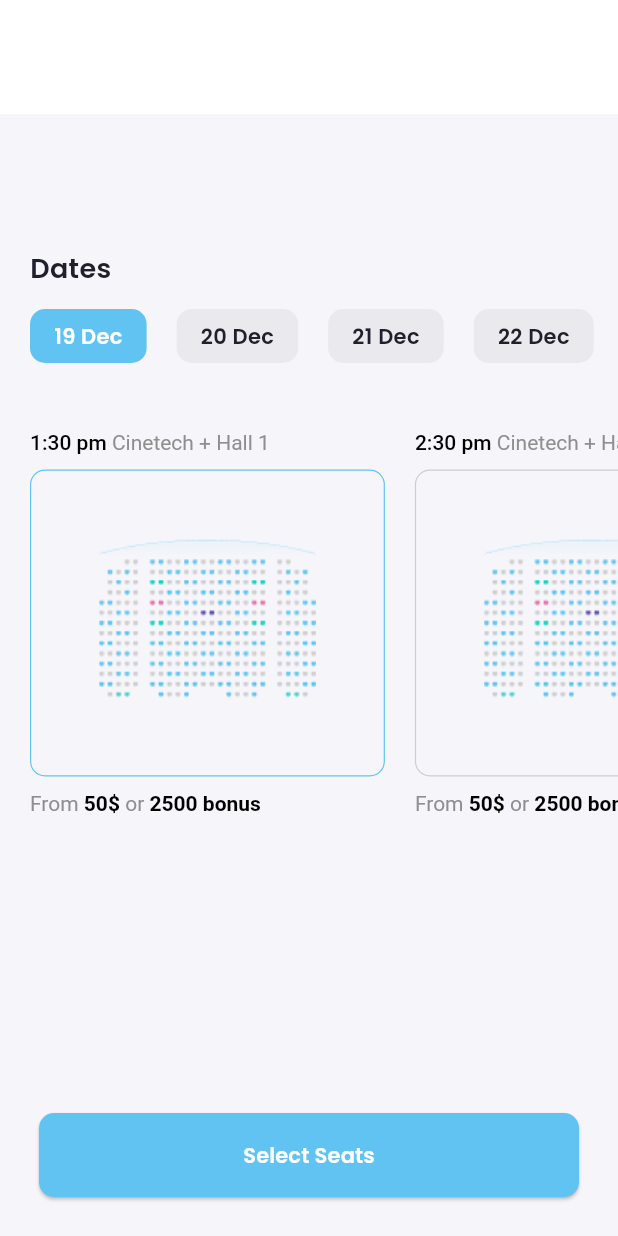
After one commit to nishchalsangai/movies-app, a Flutter app: the ChooseDateView screen opened by its route, on a phone screen of 412 x 824 dp. The commit adds this screen. Run offline on Flutter 3.47's test engine with Material 3 defaults, Android fonts, the phone set to English and light mode, and no system bars; drawn by our look-alikes of oktoast; our stand-ins replace bloc, carousel_slider, dartz, flutter_bloc, flutter_dotenv, get_it and 5 more; missing offline and left inert: fast_cached_network_image; network calls fail.

Commit message:
Seat Mapping 50% UI done

```diff
--- a/lib/core/helpers/assets.dart
+++ b/lib/core/helpers/assets.dart
@@ -18,4 +18,5 @@ class Assets {
   static const horror = 'assets/images/horror.png';
   static const scifi = 'assets/images/scifi.png';
   static const thriller = 'assets/images/thriller.png';
+  static const seat = 'assets/images/seat.png';
 }
--- a/lib/core/helpers/extensions.dart
+++ b/lib/core/helpers/extensions.dart
@@ -209,7 +209,7 @@ extension DateExtensions on DateTime {
   }
 
   String toDay() {
-    return DateFormat('E').format(this);
+    return DateFormat('dd MMM').format(this);
   }
 
   String toDayMonthYearTime() {
--- a/lib/core/router/route_path.dart
+++ b/lib/core/router/route_path.dart
@@ -31,6 +31,11 @@ class RoutePath {
 
   );
 
+  static RouteName date = RouteName(
+    'date',
+
+  );
+
 
   static RouteName more = RouteName(
     'more',
--- a/lib/core/router/router.dart
+++ b/lib/core/router/router.dart
@@ -13,6 +13,7 @@ import 'package:movies_app/modules/movies/presentation/managers/search_movie/sea
 import 'package:movies_app/modules/movies/presentation/views/movie_details/movie_details_view.dart';
 import 'package:movies_app/modules/movies/presentation/views/search_movie/search_movie_view.dart';
 import 'package:movies_app/modules/movies/presentation/views/upcoming_movies/upcoming_movies_view.dart';
+import 'package:movies_app/modules/seat_mapping/presentation/views/choose_date_view.dart';
 import 'package:movies_app/modules/video/presentation/views/video_view.dart';
 import 'package:provider/provider.dart';
 
@@ -145,6 +146,22 @@ class MyRouter {
           );
         },
       ),
+      GoRoute(
+        name: RoutePath.date.name,
+        path: RoutePath.date.path,
+        pageBuilder: (BuildContext context, GoRouterState state) {
+          final title = state.queryParameters['title'] ?? '';
+          final subTitle = state.queryParameters['subTitle'] ?? '';
+          return buildPageWithSlideTransition(
+            child: ChooseDateView(
+              title: title,
+              subtitle: subTitle,
+            ),
+            context: context,
+            state: state,
+          );
+        },
+      ),
     ],
   );
 }
--- a/lib/modules/movies/presentation/views/movie_details/movie_details_view.dart
+++ b/lib/modules/movies/presentation/views/movie_details/movie_details_view.dart
@@ -83,7 +83,17 @@ class _MovieDetailsViewState extends State<MovieDetailsView> {
                                           .movieDetails!.releaseDate!
                                           .toDayMonthYear()
                                       : '',
-                                  getTicketsCallBack: () {},
+                                  getTicketsCallBack: () {
+                                    context.pushNamed(RoutePath.date.name,
+                                        queryParameters: {
+                                          'title': movieDetailsManager
+                                                  .movieDetails!
+                                                  .originalTitle ??
+                                              '',
+                                          'subTitle':
+                                              'In Theaters ${movieDetailsManager.movieDetails!.releaseDate != null ? movieDetailsManager.movieDetails!.releaseDate!.toDayMonthYear() : ''}'
+                                        });
+                                  },
                                   watchTrailerCallBack: () {
                                     context.pushNamed(RoutePath.video.name,
                                         pathParameters: {
--- /dev/null
+++ b/lib/modules/seat_mapping/presentation/views/choose_date_view.dart
@@ -0,0 +1,205 @@
+import 'package:flutter/material.dart';
+import 'package:movies_app/core/helpers/app_theme.dart';
+import 'package:movies_app/core/helpers/assets.dart';
+import 'package:movies_app/core/helpers/extensions.dart';
+
+class ChooseDateView extends StatefulWidget {
+  const ChooseDateView(
+      {super.key, required this.title, required this.subtitle});
+  final String title;
+  final String subtitle;
+  @override
+  State<ChooseDateView> createState() => _ChooseDateViewState();
+}
+
+class _ChooseDateViewState extends State<ChooseDateView> {
+  late int selectedDate;
+  late int selectedTime;
+  @override
+  void initState() {
+    selectedDate = 0;
+    selectedTime = 0;
+    super.initState();
+  }
+
+  @override
+  Widget build(BuildContext context) {
+    return Scaffold(
+      appBar: AppBar(
+        title: Text(
+          widget.title,
+          style: AppTheme.title,
+        ),
+        bottom: PreferredSize(
+            preferredSize: const Size.fromHeight(20),
+            child: Padding(
+              padding: const EdgeInsets.only(bottom: 15),
+              child: Align(
+                alignment: Alignment.topCenter,
+                child: Text(
+                  widget.subtitle,
+                  style:
+                      const TextStyle(color: AppTheme.nearyBlue, fontSize: 12),
+                ),
+              ),
+            )),
+      ),
+      body: SingleChildScrollView(
+        child: Column(
+          crossAxisAlignment: CrossAxisAlignment.start,
+          children: [
+            const SizedBox(
+              height: 90,
+            ),
+            const Padding(
+              padding: EdgeInsets.symmetric(horizontal: 20),
+              child: Text(
+                'Dates',
+                style: AppTheme.title,
+              ),
+            ),
+            const SizedBox(
+              height: 14,
+            ),
+            SingleChildScrollView(
+              scrollDirection: Axis.horizontal,
+              child: Row(
+                children: [
+                  ...List.generate(
+                    20,
+                    (index) => GestureDetector(
+                      onTap: () {
+                        setState(() {
+                          selectedDate = index;
+                        });
+                      },
+                      child: Container(
+                        margin: const EdgeInsets.only(left: 20),
+                        padding: const EdgeInsets.symmetric(
+                            horizontal: 16, vertical: 8),
+                        decoration: BoxDecoration(
+                          color: index == selectedDate
+                              ? AppTheme.nearyBlue
+                              : AppTheme.greyColor.withOpacity(0.1),
+                          borderRadius: BorderRadius.circular(10),
+                        ),
+                        child: Text(
+                          DateTime.now().add(Duration(days: index)).toDay(),
+                          style: TextStyle(
+                              fontWeight: FontWeight.w600,
+                              color:
+                                  index == selectedDate ? Colors.white : null),
+                        ),
+                      ),
+                    ),
+                  )
+                ],
+              ),
+            ),
+            const SizedBox(
+              height: 45,
+            ),
+            SingleChildScrollView(
+              scrollDirection: Axis.horizontal,
+              child: Row(
+                children: [
+                  ...List.generate(
+                    4,
+                    (index) => GestureDetector(
+                      onTap: () {
+                        setState(() {
+                          selectedTime = index;
+                        });
+                      },
+                      child: Container(
+                        margin: const EdgeInsets.only(left: 20),
+                        child: Column(
+                          crossAxisAlignment: CrossAxisAlignment.start,
+                          children: [
+                            RichText(
+                              text: TextSpan(
+                                text: '${index + 1}:30 pm',
+                                style: const TextStyle(
+                                    fontWeight: FontWeight.w500,
+                                    color: Colors.black),
+                                children: [
+                                  TextSpan(
+                                    text: ' Cinetech + Hall ${index + 1}',
+                                    style: const TextStyle(
+                                        fontWeight: FontWeight.w400,
+                                        color: AppTheme.bodyTextColor),
+                                  ),
+                                ],
+                              ),
+                            ),
+                            const SizedBox(
+                              height: 10,
+                            ),
+                            Container(
+                              padding: const EdgeInsets.all(45),
+                              decoration: BoxDecoration(
+                                  border: Border.all(
+                                      color: selectedTime == index
+                                          ? AppTheme.nearyBlue
+                                          : AppTheme.greyColor
+                                              .withOpacity(0.35),
+                                      width: 0.8),
+                                  borderRadius: BorderRadius.circular(10)),
+                              child: Image.asset(Assets.seat),
+                            ),
+                            const SizedBox(
+                              height: 10,
+                            ),
+                            RichText(
+                              text: const TextSpan(
+                                text: 'From ',
+                                style: TextStyle(
+                                    fontWeight: FontWeight.w400,
+                                    color: AppTheme.bodyTextColor),
+                                children: [
+                                  TextSpan(
+                                    text: '50\$',
+                                    style: TextStyle(
+                                        fontWeight: FontWeight.w600,
+                                        color: Colors.black),
+                                  ),
+                                  TextSpan(
+                                    text: ' or ',
+                                    style: TextStyle(
+                                        fontWeight: FontWeight.w400,
+                                        color: AppTheme.bodyTextColor),
+                                  ),
+                                  TextSpan(
+                                    text: '2500 bonus',
+                                    style: TextStyle(
+                                        fontWeight: FontWeight.w600,
+                                        color: Colors.black),
+                                  ),
+                                ],
+                              ),
+                            ),
+                          ],
+                        ),
+                      ),
+                    ),
+                  ),
+                ],
+              ),
+            ),
+          ],
+        ),
+      ),
+      bottomNavigationBar: Padding(
+        padding: const EdgeInsets.all(26),
+        child: ElevatedButton(
+          onPressed: () {},
+          style: AppTheme.styleFrom2,
+          child: Text(
+            'Select Seats',
+            style: AppTheme.btnTxtStyle,
+          ),
+        ),
+      ),
+    );
+  }
+}
```
Also changed, not shown: assets/images/seat.png (added).
